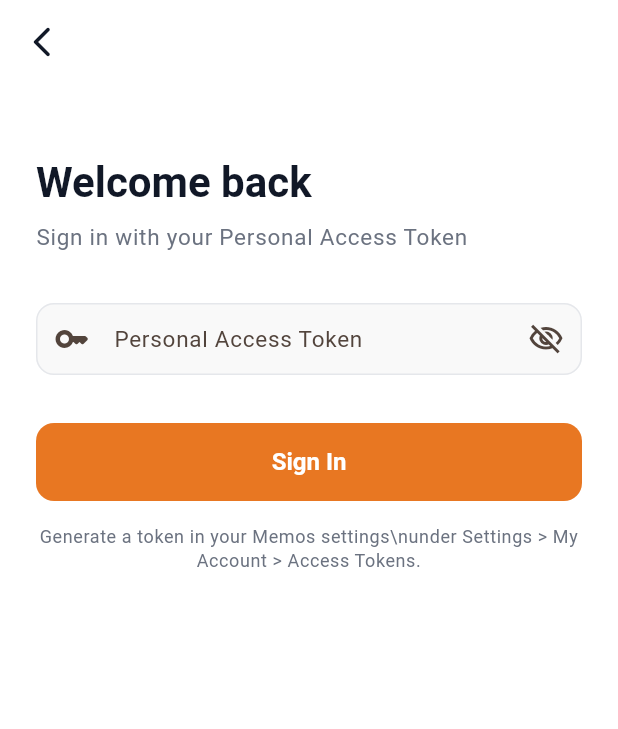
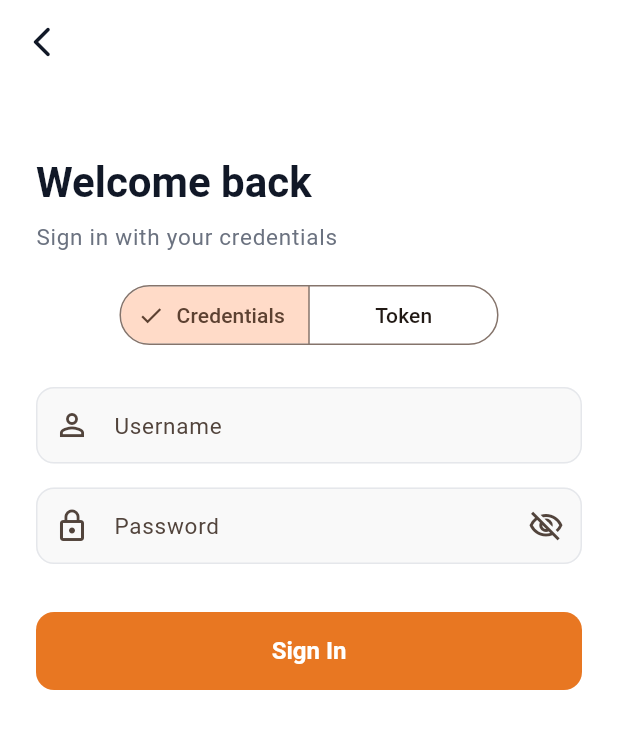
Before and after one commit to FlutterFoundry/mos-note, a Flutter app: the LoginScreen screen opened by its route, on a phone screen of 412 x 824 dp. Shown: the top 729 px of the screen. Run offline on Flutter 3.47's test engine with Material 3 defaults, Android fonts, the phone set to English and light mode, and no system bars; our stand-ins replace app_links, cached_network_image, connectivity_plus, dio, flutter_html, flutter_riverpod and 8 more; missing offline and left inert: markdown; accounts and stored records are empty.

Commit message:
feat(auth): - put back login with credentials - enhance login with personal access token

```diff
--- a/lib/data/models/user_model.dart
+++ b/lib/data/models/user_model.dart
@@ -52,8 +52,11 @@ class SignInRequest {
 @JsonSerializable()
 class SignInResponse {
   final UserModel? user;
+  final String? accessToken;
+  final String? accessTokenExpiresAt;
   final String? error;
-  const SignInResponse({this.user, this.error});
+  const SignInResponse(
+      {this.user, this.accessToken, this.accessTokenExpiresAt, this.error});
   factory SignInResponse.fromJson(Map<String, dynamic> json) =>
       _$SignInResponseFromJson(json);
   Map<String, dynamic> toJson() => _$SignInResponseToJson(this);
--- a/lib/data/repositories/memos_repository.dart
+++ b/lib/data/repositories/memos_repository.dart
@@ -2,7 +2,6 @@ import 'package:dio/dio.dart';
 import 'package:connectivity_plus/connectivity_plus.dart';
 import '../../core/constants/app_constants.dart';
 import '../../core/utils/storage_service.dart';
-import '../../core/utils/jwt_utils.dart';
 import '../local/dao/memo_dao.dart';
 import '../local/dao/pending_ops_dao.dart';
 import '../models/memo_model.dart';
@@ -31,17 +30,26 @@ class MemosRepository {
 
   Future<UserModel> signIn(String username, String password) async {
     try {
-      final user = await _api.signIn({
-        'username': username,
-        'password': password,
-      });
+      final response = await _api.signInWithCredentials(username, password);
+      if (response.user == null) {
+        throw Exception('Login failed. Please check your credentials.');
+      }
+      final user = response.user!;
+      if (response.accessToken != null) {
+        await StorageService.setString(
+            AppConstants.accessTokenKey, response.accessToken!);
+        refreshApi();
+      }
       await StorageService.setString(AppConstants.userIdKey, user.userId);
       await StorageService.setString(AppConstants.usernameKey, user.username);
       return user;
     } on DioException catch (e) {
+      if (e.response?.statusCode == 401) {
+        throw Exception('Invalid username or password.');
+      }
       if (e.response?.statusCode == 404) {
         throw Exception(
-          'This Memos instance does not support password sign-in via the REST API. '
+          'This Memos instance does not support password sign-in. '
           'Please use a Personal Access Token instead.',
         );
       }
@@ -49,23 +57,15 @@ class MemosRepository {
     }
   }
 
-  /// Sign in using a Personal Access Token (PAT).
+  /// Sign in using a Personal Access Token (PAT) or JWT access token.
   Future<UserModel> signInWithToken(String token) async {
-    final payload = decodeJwtPayload(token);
-    if (payload == null) {
-      throw Exception('Malformed access token.');
-    }
-    final username = payload['name'] as String?;
-    if (username == null || username.isEmpty) {
-      throw Exception('Token does not contain a username claim.');
-    }
-
     await StorageService.setString(AppConstants.accessTokenKey, token);
     await StorageService.remove(AppConstants.authTokenKey);
     refreshApi();
 
     try {
-      final user = await _api.getUserByUsername(username);
+      // Try to get user info from auth status endpoint
+      final user = await _api.getAuthStatus();
       await StorageService.setString(AppConstants.userIdKey, user.userId);
       await StorageService.setString(AppConstants.usernameKey, user.username);
       return user;
@@ -349,4 +349,22 @@ class MemosRepository {
       await MemoDao.upsertMemos(response.memos);
     } catch (_) {}
   }
+
+  // ── Shares ──────────────────────────────────────────────────────────────────
+
+  Future<ShareModel> createMemoShare(String memoName, {String? expireTime}) {
+    return _api.createMemoShare(memoName, expireTime: expireTime);
+  }
+
+  Future<MemoModel> getMemoByShare(String shareId) {
+    return _api.getMemoByShare(shareId);
+  }
+
+  Future<void> deleteMemoShare(String shareName) {
+    return _api.deleteMemoShare(shareName);
+  }
+
+  Future<List<ShareModel>> listMemoShares(String memoName) {
+    return _api.listMemoShares(memoName);
+  }
 }
--- a/lib/l10n/app_en.arb
+++ b/lib/l10n/app_en.arb
@@ -4,7 +4,13 @@
 
   "welcomeBack": "Welcome back",
   "signInWithToken": "Sign in with your Personal Access Token",
+  "signInWithCredentials": "Sign in with your credentials",
   "personalAccessToken": "Personal Access Token",
+  "credentials": "Credentials",
+  "token": "Token",
+  "password": "Password",
+  "enterUsername": "Enter your username",
+  "enterPassword": "Enter your password",
   "pasteTokenHere": "Paste your token here",
   "enterAccessToken": "Enter your access token",
   "signIn": "Sign In",
--- a/lib/l10n/app_id.arb
+++ b/lib/l10n/app_id.arb
@@ -4,7 +4,13 @@
 
   "welcomeBack": "Selamat datang kembali",
   "signInWithToken": "Masuk dengan Token Akses Pribadi Anda",
+  "signInWithCredentials": "Masuk dengan kredensial Anda",
   "personalAccessToken": "Token Akses Pribadi",
+  "credentials": "Kredensial",
+  "token": "Token",
+  "password": "Kata Sandi",
+  "enterUsername": "Masukkan nama pengguna Anda",
+  "enterPassword": "Masukkan kata sandi Anda",
   "pasteTokenHere": "Tempel token Anda di sini",
   "enterAccessToken": "Masukkan token akses Anda",
   "signIn": "Masuk",
--- a/lib/l10n/app_localizations.dart
+++ b/lib/l10n/app_localizations.dart
@@ -116,11 +116,47 @@ abstract class AppLocalizations {
   /// **'Sign in with your Personal Access Token'**
   String get signInWithToken;
 
+  /// No description provided for @signInWithCredentials.
+  ///
+  /// In en, this message translates to:
+  /// **'Sign in with your credentials'**
+  String get signInWithCredentials;
+
   /// No description provided for @personalAccessToken.
   ///
   /// In en, this message translates to:
   /// **'Personal Access Token'**
   String get personalAccessToken;
+
+  /// No description provided for @credentials.
+  ///
+  /// In en, this message translates to:
+  /// **'Credentials'**
+  String get credentials;
+
+  /// No description provided for @token.
+  ///
+  /// In en, this message translates to:
+  /// **'Token'**
+  String get token;
+
+  /// No description provided for @password.
+  ///
+  /// In en, this message translates to:
+  /// **'Password'**
+  String get password;
+
+  /// No description provided for @enterUsername.
+  ///
+  /// In en, this message translates to:
+  /// **'Enter your username'**
+  String get enterUsername;
+
+  /// No description provided for @enterPassword.
+  ///
+  /// In en, this message translates to:
+  /// **'Enter your password'**
+  String get enterPassword;
 
   /// No description provided for @pasteTokenHere.
   ///
--- a/lib/l10n/app_localizations_en.dart
+++ b/lib/l10n/app_localizations_en.dart
@@ -18,7 +18,25 @@ class AppLocalizationsEn extends AppLocalizations {
   String get signInWithToken => 'Sign in with your Personal Access Token';
 
   @override
+  String get signInWithCredentials => 'Sign in with your credentials';
+
+  @override
   String get personalAccessToken => 'Personal Access Token';
+
+  @override
+  String get credentials => 'Credentials';
+
+  @override
+  String get token => 'Token';
+
+  @override
+  String get password => 'Password';
+
+  @override
+  String get enterUsername => 'Enter your username';
+
+  @override
+  String get enterPassword => 'Enter your password';
 
   @override
   String get pasteTokenHere => 'Paste your token here';
--- a/lib/presentation/screens/login/login_screen.dart
+++ b/lib/presentation/screens/login/login_screen.dart
@@ -15,14 +15,20 @@ class LoginScreen extends ConsumerStatefulWidget {
 class _LoginScreenState extends ConsumerState<LoginScreen> {
   final _formKey = GlobalKey<FormState>();
   final _tokenController = TextEditingController();
+  final _usernameController = TextEditingController();
+  final _passwordController = TextEditingController();
 
   bool _obscureToken = true;
+  bool _obscurePassword = true;
   bool _loading = false;
+  bool _useCredentials = true;
   String? _error;
 
   @override
   void dispose() {
     _tokenController.dispose();
+    _usernameController.dispose();
+    _passwordController.dispose();
     super.dispose();
   }
 
@@ -35,15 +41,22 @@ class _LoginScreenState extends ConsumerState<LoginScreen> {
     });
 
     try {
+      if (_useCredentials) {
+        await ref.read(authStateProvider.notifier).signIn(
+              _usernameController.text.trim(),
+              _passwordController.text,
+            );
+      } else {
         await ref.read(authStateProvider.notifier).signInWithToken(
               _tokenController.text.trim(),
             );
+      }
       if (mounted) context.go('/home');
     } catch (e) {
       final raw = e.toString();
       final message = raw.contains('Exception:')
           ? raw.replaceFirst('Exception: ', '')
-          : 'Invalid access token. Make sure it has not expired.';
+          : 'Authentication failed. Please try again.';
       setState(() {
         _error = message;
         _loading = false;
@@ -74,46 +87,40 @@ class _LoginScreenState extends ConsumerState<LoginScreen> {
               ),
               const SizedBox(height: 8),
               Text(
-                loc.signInWithToken,
+                _useCredentials
+                    ? loc.signInWithCredentials
+                    : loc.signInWithToken,
                 style: Theme.of(context).textTheme.bodyLarge?.copyWith(
                       color: Theme.of(context).brightness == Brightness.dark
                           ? AppColors.darkTextSecondary
                           : AppColors.textSecondary,
                     ),
               ),
-              const SizedBox(height: 32),
+              const SizedBox(height: 16),
 
-              // Token form
+              // Login method toggle
+              Center(
+                child: SegmentedButton<bool>(
+                  segments: [
+                    ButtonSegment(value: true, label: Text(loc.credentials)),
+                    ButtonSegment(value: false, label: Text(loc.token)),
+                  ],
+                  selected: {_useCredentials},
+                  onSelectionChanged: (v) => setState(() {
+                    _useCredentials = v.first;
+                    _error = null;
+                  }),
+                ),
+              ),
+              const SizedBox(height: 24),
+
               Form(
                 key: _formKey,
-                child: TextFormField(
-                  controller: _tokenController,
-                  obscureText: _obscureToken,
-                  autocorrect: false,
-                  textInputAction: TextInputAction.go,
-                  onFieldSubmitted: (_) => _signIn(),
-                  style: const TextStyle(fontFamily: 'monospace', fontSize: 13),
-                  decoration: InputDecoration(
-                    labelText: loc.personalAccessToken,
-                    hintText: loc.pasteTokenHere,
-                    prefixIcon: const Icon(Icons.key_rounded),
-                    suffixIcon: IconButton(
-                      icon: Icon(
-                        _obscureToken
-                            ? Icons.visibility_off_outlined
-                            : Icons.visibility_outlined,
-                      ),
-                      onPressed: () =>
-                          setState(() => _obscureToken = !_obscureToken),
-                    ),
-                  ),
-                  validator: (v) => v == null || v.trim().isEmpty
-                      ? loc.enterAccessToken
-                      : null,
-                ),
+                child: _useCredentials
+                    ? _buildCredentialsForm(loc)
+                    : _buildTokenForm(loc),
               ),
 
-              // Error banner
               if (_error != null) ...[
                 const SizedBox(height: 12),
                 Container(
@@ -154,6 +161,7 @@ class _LoginScreenState extends ConsumerState<LoginScreen> {
                     : Text(loc.signIn),
               ),
 
+              if (!_useCredentials) ...[
                 const SizedBox(height: 16),
                 Center(
                   child: Text(
@@ -165,9 +173,76 @@ class _LoginScreenState extends ConsumerState<LoginScreen> {
                   ),
                 ),
               ],
+            ],
           ),
         ),
       ),
     );
   }
+
+  Widget _buildCredentialsForm(AppLocalizations loc) {
+    return Column(
+      children: [
+        TextFormField(
+          controller: _usernameController,
+          autocorrect: false,
+          textInputAction: TextInputAction.next,
+          decoration: InputDecoration(
+            labelText: loc.username,
+            prefixIcon: const Icon(Icons.person_outline),
+          ),
+          validator: (v) =>
+              v == null || v.trim().isEmpty ? loc.enterUsername : null,
+        ),
+        const SizedBox(height: 16),
+        TextFormField(
+          controller: _passwordController,
+          obscureText: _obscurePassword,
+          autocorrect: false,
+          textInputAction: TextInputAction.go,
+          onFieldSubmitted: (_) => _signIn(),
+          decoration: InputDecoration(
+            labelText: loc.password,
+            prefixIcon: const Icon(Icons.lock_outline),
+            suffixIcon: IconButton(
+              icon: Icon(
+                _obscurePassword
+                    ? Icons.visibility_off_outlined
+                    : Icons.visibility_outlined,
+              ),
+              onPressed: () =>
+                  setState(() => _obscurePassword = !_obscurePassword),
+            ),
+          ),
+          validator: (v) => v == null || v.isEmpty ? loc.enterPassword : null,
+        ),
+      ],
+    );
   }
+
+  Widget _buildTokenForm(AppLocalizations loc) {
+    return TextFormField(
+      controller: _tokenController,
+      obscureText: _obscureToken,
+      autocorrect: false,
+      textInputAction: TextInputAction.go,
+      onFieldSubmitted: (_) => _signIn(),
+      style: const TextStyle(fontFamily: 'monospace', fontSize: 13),
+      decoration: InputDecoration(
+        labelText: loc.personalAccessToken,
+        hintText: loc.pasteTokenHere,
+        prefixIcon: const Icon(Icons.key_rounded),
+        suffixIcon: IconButton(
+          icon: Icon(
+            _obscureToken
+                ? Icons.visibility_off_outlined
+                : Icons.visibility_outlined,
+          ),
+          onPressed: () => setState(() => _obscureToken = !_obscureToken),
+        ),
+      ),
+      validator: (v) =>
+          v == null || v.trim().isEmpty ? loc.enterAccessToken : null,
+    );
+  }
+}
--- a/pubspec.yaml
+++ b/pubspec.yaml
@@ -54,6 +54,7 @@ dependencies:
 
   # Secure storage for tokens
   flutter_secure_storage: ^9.2.2
+  file_picker: ^10.3.10
 
 dev_dependencies:
   flutter_test:
```
Also changed, not shown: lib/core/di/providers.dart (+49 -1 lines), lib/core/router/app_router.dart (+9 -0 lines), lib/data/models/memo_model.dart (+17 -0 lines), lib/data/remote/api/memos_api.dart (+40 -5 lines), lib/l10n/app_localizations_id.dart (+18 -0 lines), lib/data/models/memo_model.g.dart, lib/data/models/user_model.g.dart, pubspec.lock. Lines whose indentation alone changed are shown as unchanged.
